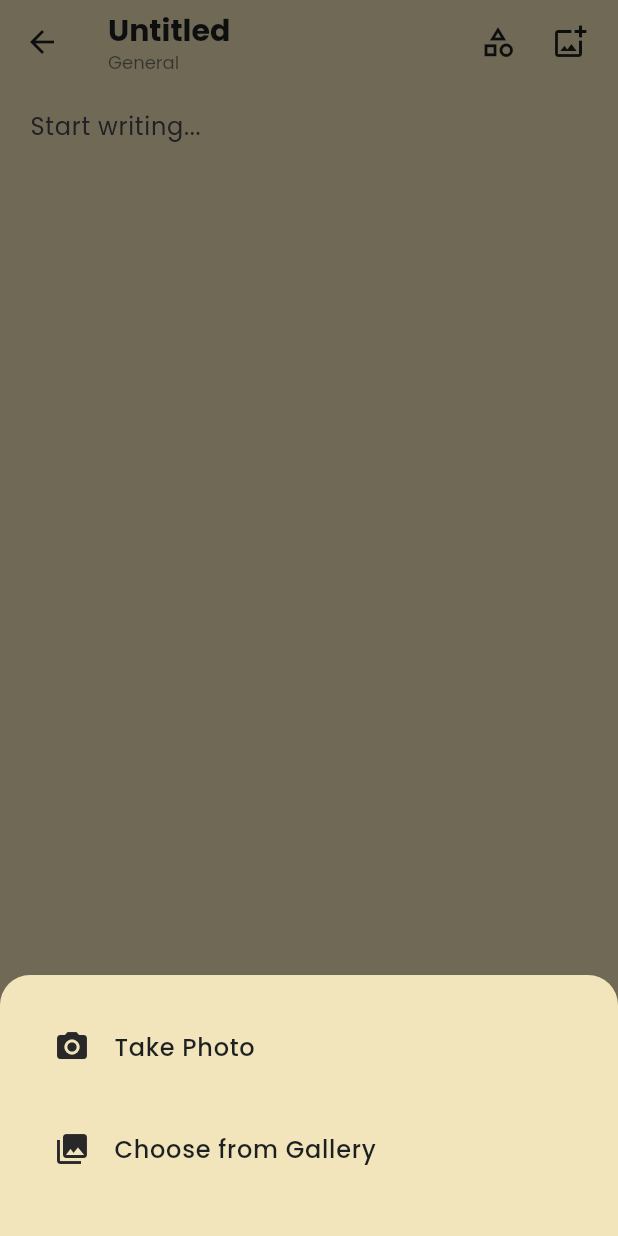
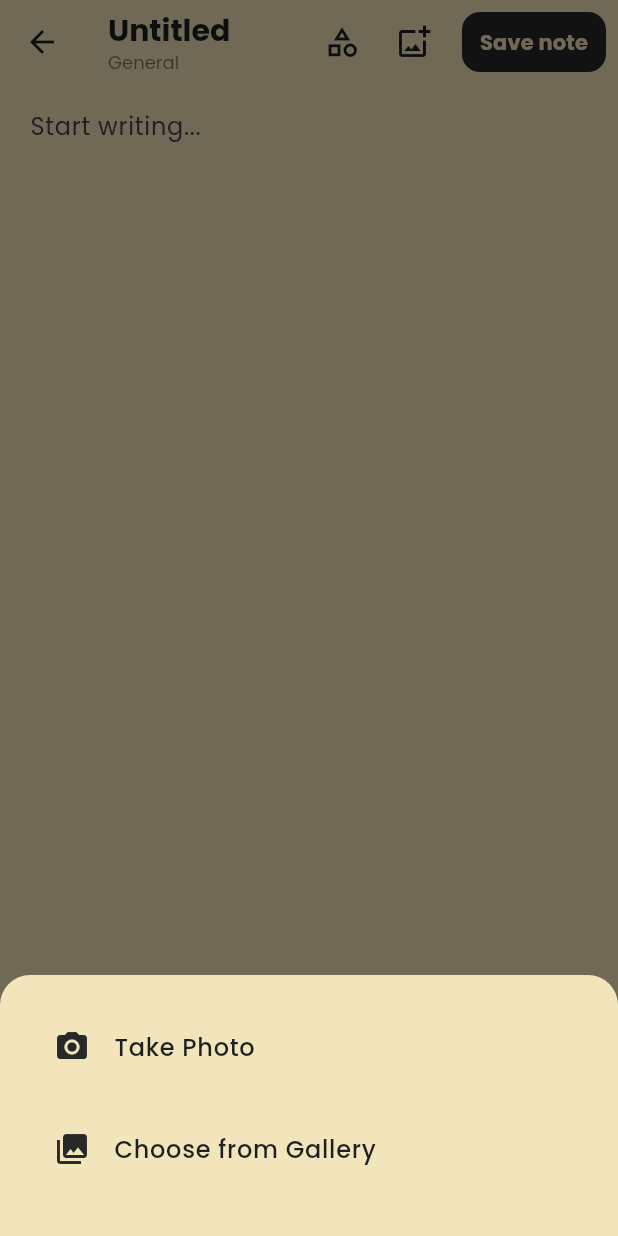
Before and after one commit to infinitelife102/NoteTaking, a Flutter app: the NoteFormPage screen opened directly with empty values, after a tap on the "add photo alternate" icon, on a phone screen of 412 x 824 dp. Run offline on Flutter 3.47's test engine with Material 3 defaults, Android fonts, the phone set to English and light mode, and no system bars; our stand-ins replace flutter_secure_storage, google_fonts, hive, hive_flutter, image_picker; accounts and stored records are empty.

Commit message:
Use AppBar buttons instead of FABs

```diff
--- a/lib/note_form_page.dart
+++ b/lib/note_form_page.dart
@@ -329,15 +329,39 @@ class _NoteFormPageState extends State<NoteFormPage> {
                   },
                 ),
                 if (!_showSave)
-                  IconButton(
-                    icon: const Icon(Icons.edit, color: AppColors.black),
-                    tooltip: 'Edit',
-                    onPressed: () {
-                      setState(() {
-                        _showSave = true;
-                      });
-                      _focusNode.requestFocus();
-                    },
+                  Padding(
+                    padding: const EdgeInsets.only(left: 8.0),
+                    child: TextButton(
+                      style: TextButton.styleFrom(
+                        backgroundColor: AppColors.grey,
+                        padding: const EdgeInsets.symmetric(horizontal: 12, vertical: 8),
+                        shape: RoundedRectangleBorder(borderRadius: BorderRadius.circular(12)),
+                      ),
+                      onPressed: () {
+                        setState(() => _showSave = true);
+                        _focusNode.requestFocus();
+                      },
+                      child: const Text(
+                        'Edit note',
+                        style: TextStyle(color: AppColors.white, fontWeight: FontWeight.bold),
+                      ),
+                    ),
+                  ),
+                if (_showSave)
+                  Padding(
+                    padding: const EdgeInsets.only(left: 8.0),
+                    child: TextButton(
+                      style: TextButton.styleFrom(
+                        backgroundColor: AppColors.grey,
+                        padding: const EdgeInsets.symmetric(horizontal: 12, vertical: 8),
+                        shape: RoundedRectangleBorder(borderRadius: BorderRadius.circular(12)),
+                      ),
+                      onPressed: _saveNote,
+                      child: const Text(
+                        'Save note',
+                        style: TextStyle(color: AppColors.white, fontWeight: FontWeight.bold),
+                      ),
+                    ),
                   ),
                 const SizedBox(width: 8),
               ],
@@ -425,31 +449,7 @@ class _NoteFormPageState extends State<NoteFormPage> {
                         ),
                       ),
                     const SizedBox(height: 12),
-                    Padding(
-                      padding: const EdgeInsets.only(bottom: 48),
-                      child: SizedBox(
-                        width: double.infinity,
-                        child: ElevatedButton(
-                          onPressed: _saveNote,
-                          style: ElevatedButton.styleFrom(
-                            padding: const EdgeInsets.symmetric(vertical: 16),
-                            shape: RoundedRectangleBorder(
-                              borderRadius: BorderRadius.circular(16),
-                            ),
-                            backgroundColor: AppColors.grey,
-                            foregroundColor: AppColors.white,
-                            elevation: 0,
-                          ),
-                          child: const Text(
-                            "Save Note",
-                            style: TextStyle(
-                              fontSize: 16,
-                              fontWeight: FontWeight.w600,
-                            ),
-                          ),
-                        ),
-                      ),
-                    ),
+                    const SizedBox(height: 48),
                   ],
                 )
                 : SingleChildScrollView(
--- a/pubspec.yaml
+++ b/pubspec.yaml
@@ -43,6 +43,7 @@ dependencies:
     image_picker: ^1.1.2
     shared_preferences: ^2.5.3
     flutter_secure_storage: ^9.2.4
+    provider: ^6.1.5
 
 dev_dependencies:
     hive_generator: ^2.0.1
```
Also changed, not shown: lib/note_list_page.dart (+26 -23 lines), 1 other file.
